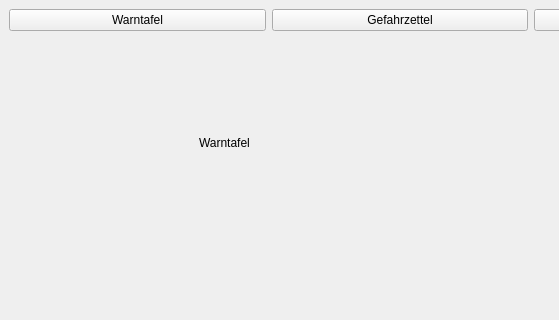
Old version of the form Dialoge/Hauptfenster.ui in the repository tuxmaster/Warntafel; both pictures show x 0 to 559 and y 0 to 320 of the 800 by 600 pixel window.
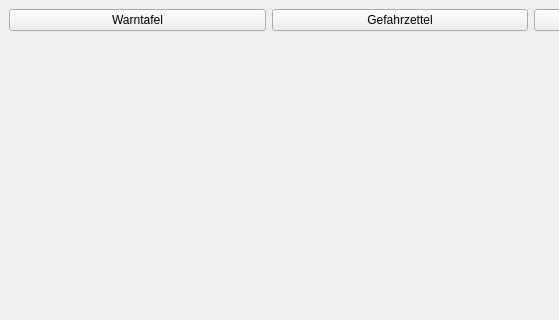
New version of the form. Icons and pictures are not drawn.

Commit message: - Die Warntafel wird jetzt schon angezeigt.

```diff
--- a/Dialoge/Hauptfenster.ui
+++ b/Dialoge/Hauptfenster.ui
@@ -62,21 +62,7 @@
       <property name="currentIndex">
        <number>0</number>
       </property>
-      <widget class="QWidget" name="Warntafel">
-       <widget class="QLabel" name="label">
-        <property name="geometry">
-         <rect>
-          <x>190</x>
-          <y>60</y>
-          <width>241</width>
-          <height>91</height>
-         </rect>
-        </property>
-        <property name="text">
-         <string>Warntafel</string>
-        </property>
-       </widget>
-      </widget>
+      <widget class="QWidget" name="Warntafel"/>
       <widget class="QWidget" name="Gefahrzettel">
        <layout class="QVBoxLayout" name="verticalLayout_4">
         <item>
```
The commit also changes 6 other files.
